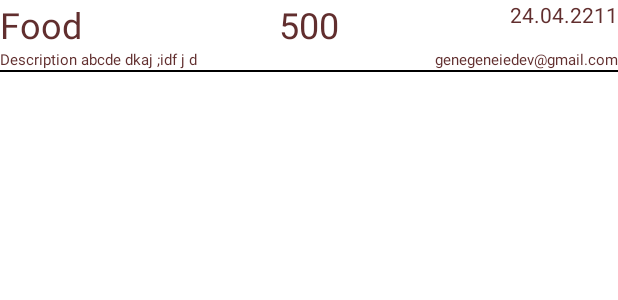
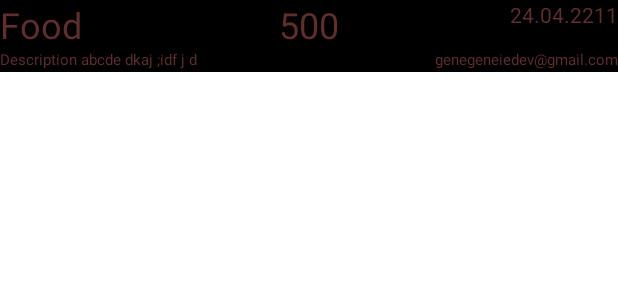
Before and after one commit to GeneGenieRus/save-my-money-app, an Android app: the layout record_item.xml on its own in the app's theme, with its tools: preview values and no code run, on a phone screen of 412 x 824 dp. Shown: the top 300 px of the screen. Run offline under Robolectric (Android 15) with nearby library versions, the phone set to English and light mode, and no system bars.

Commit message:
style changes

```diff
--- a/app/src/main/res/layout/activity_record_list.xml
+++ b/app/src/main/res/layout/activity_record_list.xml
@@ -2,7 +2,8 @@
 <FrameLayout xmlns:android="http://schemas.android.com/apk/res/android"
     xmlns:app="http://schemas.android.com/apk/res-auto"
     android:layout_width="match_parent"
-    android:layout_height="match_parent">
+    android:layout_height="match_parent"
+    android:background="#DFDEDA">
 
     <androidx.recyclerview.widget.RecyclerView
         android:id="@+id/recycler_view"
--- a/app/src/main/res/layout/record_item.xml
+++ b/app/src/main/res/layout/record_item.xml
@@ -23,10 +23,10 @@
     <!-- Add in TextView to display flower name   -->
 
     <FrameLayout
+        android:id="@+id/record_item_inner_frame"
         android:layout_width="match_parent"
         android:layout_height="match_parent"
-        android:layout_marginBottom="1dp"
-        android:background="#FFFFFF">
+        android:layout_marginBottom="1dp">
 
         <TextView
             android:id="@+id/record_item_description"
--- a/app/src/main/res/values/colors.xml
+++ b/app/src/main/res/values/colors.xml
@@ -7,4 +7,6 @@
     <color name="teal_700">#FF018786</color>
     <color name="black">#FF000000</color>
     <color name="white">#FFFFFFFF</color>
+
+    <color name="expense_background">#FFE6DABB</color>
 </resources>
```
Also changed, not shown: app/src/main/java/com/genegenie/savemymoney/ExpenseAdapter.kt (+10 -0 lines), app/src/main/java/com/genegenie/savemymoney/ExpenseListActivity.kt (+6 -4 lines).
